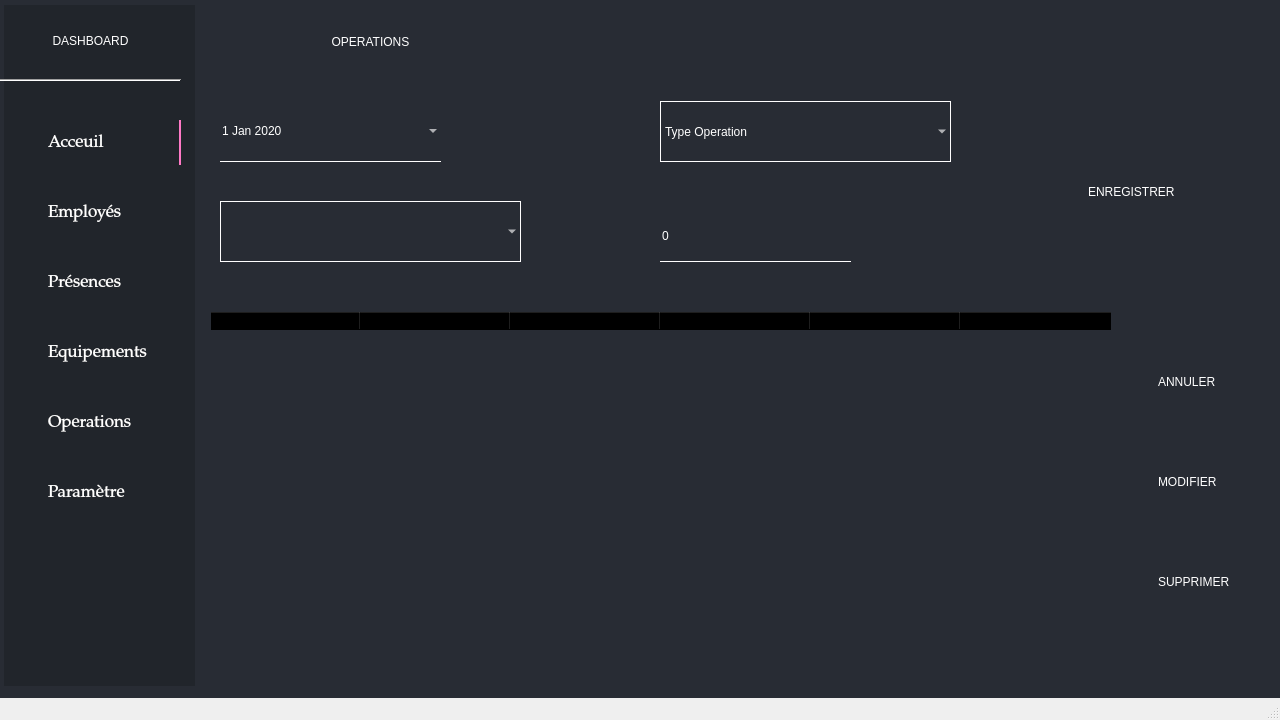
The window that design/main.ui (Sminth/gest_stock_py) describes before a commit, drawn with Qt 5.
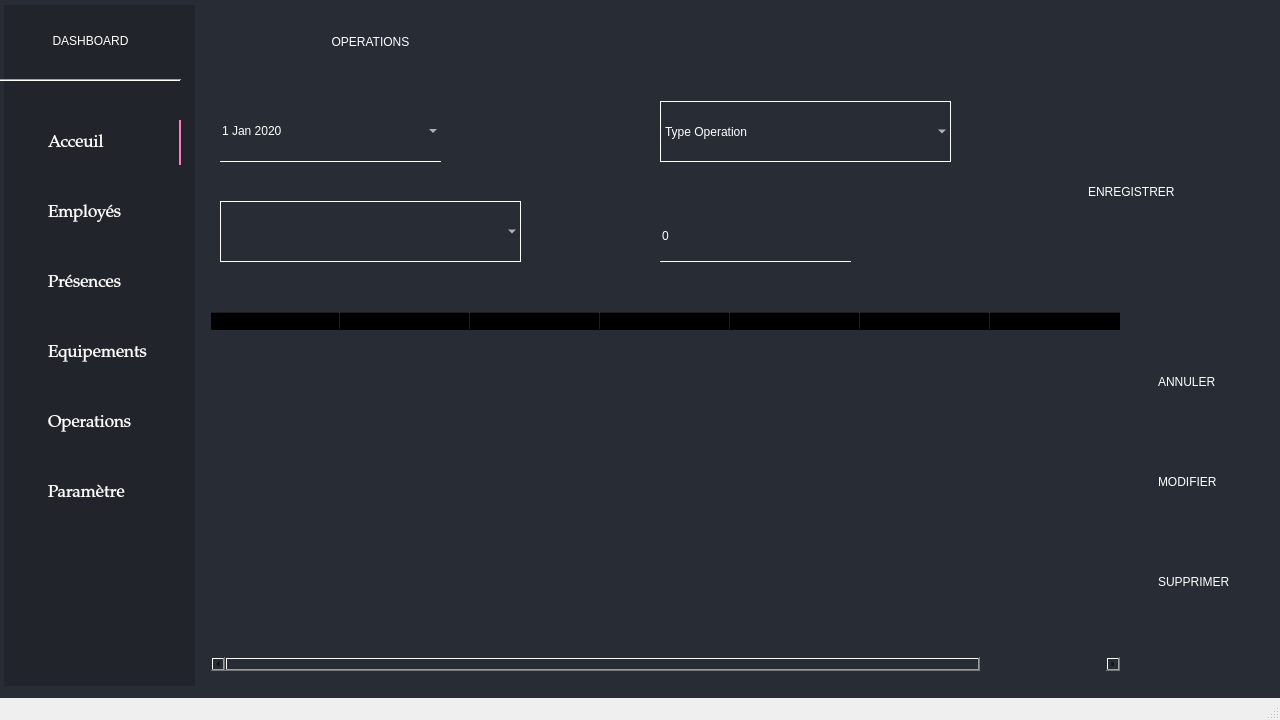
The same window after the commit. The open tabs and pages were chosen to show the change. Icons and pictures are not drawn.

```diff
--- a/design/main.ui
+++ b/design/main.ui
@@ -1521,7 +1521,7 @@
        <bool>true</bool>
       </property>
       <attribute name="horizontalHeaderDefaultSectionSize">
-       <number>150</number>
+       <number>130</number>
       </attribute>
       <attribute name="horizontalHeaderHighlightSections">
        <bool>false</bool>
@@ -1532,6 +1532,11 @@
       <attribute name="verticalHeaderDefaultSectionSize">
        <number>40</number>
       </attribute>
+      <column>
+       <property name="text">
+        <string>#id</string>
+       </property>
+      </column>
       <column>
        <property name="text">
         <string>Date</string>
@@ -1542,16 +1547,16 @@
         <string>Materiel</string>
        </property>
       </column>
-      <column>
-       <property name="text">
-        <string>Type Operation</string>
-       </property>
-      </column>
       <column>
        <property name="text">
         <string>Quantité</string>
        </property>
       </column>
+      <column>
+       <property name="text">
+        <string>Type Operation</string>
+       </property>
+      </column>
       <column>
        <property name="text">
         <string>Stock avant</string>
```
Left out of the diff: 28 changed lines with no effect on the pictures.
